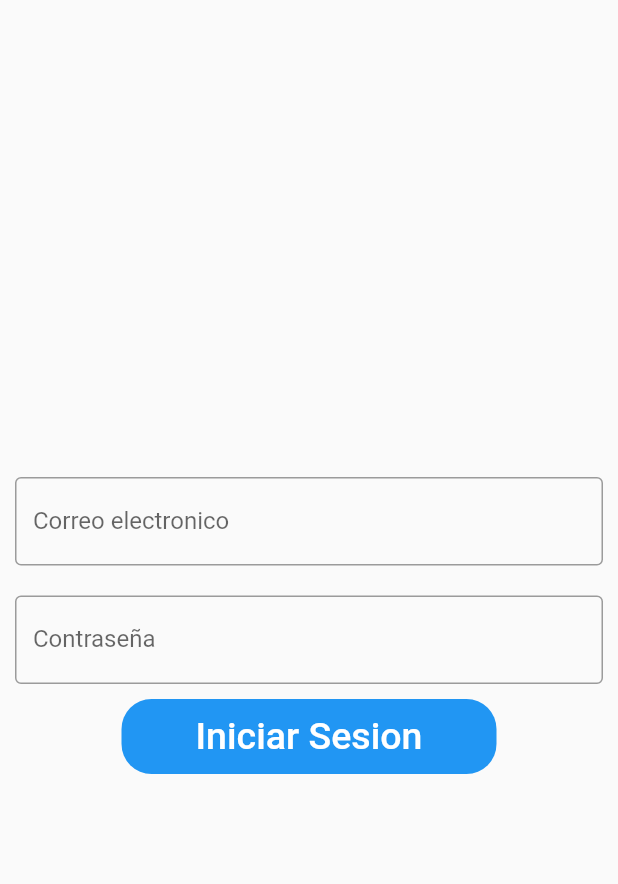
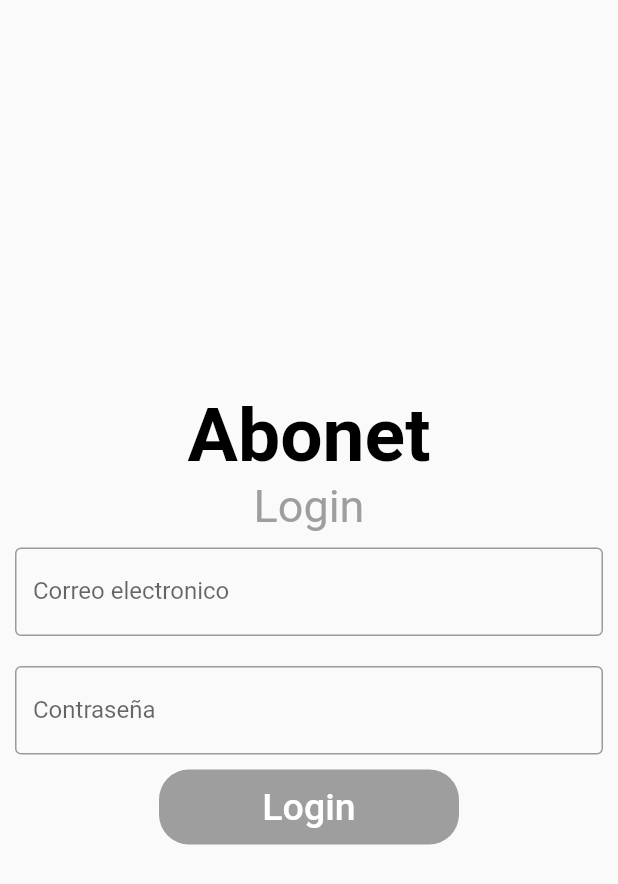
Before and after one commit to rvenegas5/backend-abogados, a Flutter app: the MyHomePage screen opened directly, on a phone screen of 412 x 824 dp. Shown: the top 884 px of the screen. Run offline on Flutter 3.47's test engine with Material 2 defaults, Android fonts, the phone set to English and light mode, and no system bars; our stand-ins replace flutter_rating_bar; network calls fail.

Commit message:
Update Login GUI

```diff
--- a/frontend_abonet/lib/login.dart
+++ b/frontend_abonet/lib/login.dart
@@ -1,4 +1,3 @@
-import 'package:http/http.dart' as http;
 import 'package:flutter/material.dart';
 
 void main() => runApp(MyApp());
@@ -39,6 +38,17 @@ class _MyHomePageState extends State<MyHomePage> {
         child: Column(
           mainAxisAlignment: MainAxisAlignment.center,
           children: [
+            const Text(
+              'Abonet',
+              style: TextStyle(
+                  color: Colors.black,
+                  fontSize: 50,
+                  fontWeight: FontWeight.bold),
+            ),
+            const Text(
+              'Login',
+              style: TextStyle(color: Colors.grey, fontSize: 30),
+            ),
             Padding(
               padding: EdgeInsets.all(10),
               child: TextField(
@@ -61,9 +71,9 @@ class _MyHomePageState extends State<MyHomePage> {
             ),
             Container(
               height: 50,
-              width: 250,
+              width: 200,
               decoration: BoxDecoration(
-                  color: Colors.blue, borderRadius: BorderRadius.circular(20)),
+                  color: Colors.grey, borderRadius: BorderRadius.circular(20)),
               child: TextButton(
                 onPressed: () {
                   showDialog(
@@ -84,7 +94,7 @@ class _MyHomePageState extends State<MyHomePage> {
                   );
                 },
                 child: Text(
-                  'Iniciar Sesion',
+                  'Login',
                   style: TextStyle(color: Colors.white, fontSize: 25),
                 ),
               ),
```
